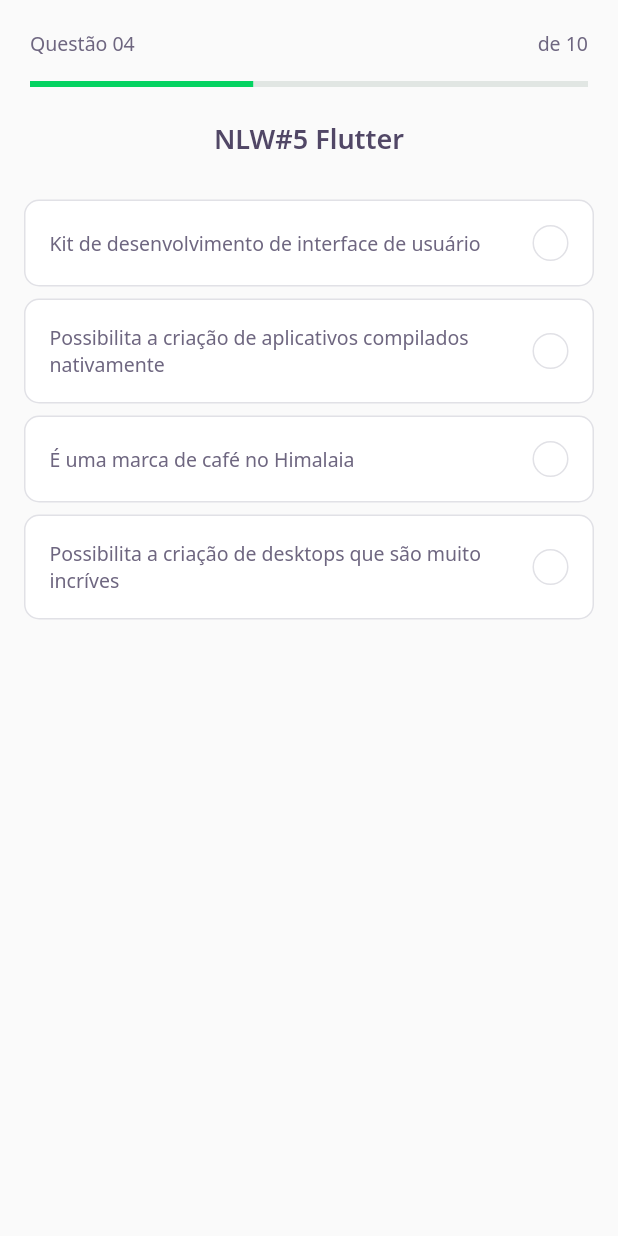
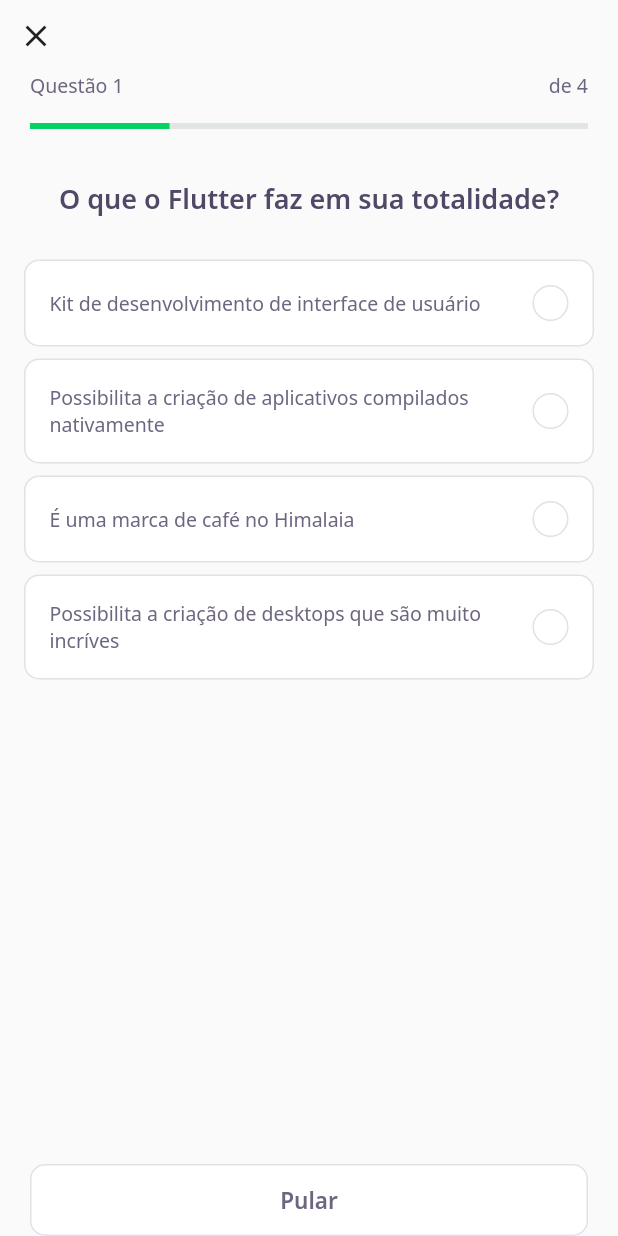
Before and after one commit to DanSilva41/dev_quiz, a Flutter app: the screen it shows after launch, after a tap on "NLW#5 Flutter", on a phone screen of 412 x 824 dp. Run offline on Flutter 3.47's test engine with Material 2 defaults, Android fonts, the phone set to English and light mode, and no system bars; our stand-ins replace google_fonts.

Commit message:
Finalização

```diff
--- /dev/null
+++ b/lib/challenge/challenge_controller.dart
@@ -0,0 +1,7 @@
+import 'package:flutter/material.dart';
+
+class ChallengeController {
+  final currentQuestionNotifier = ValueNotifier<int>(1);
+  int get currentQuestion => this.currentQuestionNotifier.value;
+  set currentQuestion(int value) => currentQuestionNotifier.value = value;
+}
--- a/lib/challenge/challenge_page.dart
+++ b/lib/challenge/challenge_page.dart
@@ -1,30 +1,99 @@
+import 'package:dev_quiz/challenge/challenge_controller.dart';
+import 'package:dev_quiz/challenge/widgets/next_button/next_button_widget.dart';
 import 'package:dev_quiz/challenge/widgets/question_indicator/question_indicator_widget.dart';
 import 'package:dev_quiz/challenge/widgets/quiz/quiz_widget.dart';
-import 'package:dev_quiz/shared/models/question_mode.dart';
+import 'package:dev_quiz/shared/models/quiz_model.dart';
 import 'package:flutter/material.dart';
 
 class ChallengePage extends StatefulWidget {
-  final String title;
-  final List<QuestionModel> questions;
-  ChallengePage({Key? key, required this.title, required this.questions})
-      : super(key: key);
+  final QuizModel quiz;
+  ChallengePage({Key? key, required this.quiz}) : super(key: key);
 
   @override
   _ChallengePageState createState() => _ChallengePageState();
 }
 
 class _ChallengePageState extends State<ChallengePage> {
+  final challengeControler = ChallengeController();
+  final pageController = PageController();
+
+  @override
+  void initState() {
+    this.challengeControler.currentQuestionNotifier.addListener(() {
+      setState(() {});
+    });
+    this.pageController.addListener(() {
+      this.challengeControler.currentQuestion =
+          this.pageController.page!.toInt() + 1;
+    });
+    super.initState();
+  }
+
   @override
   Widget build(BuildContext context) {
     return Scaffold(
       appBar: PreferredSize(
-        preferredSize: Size.fromHeight(80),
-        child: SafeArea(top: true, child: QuestionIndicatorWidget()),
+        preferredSize: Size.fromHeight(120),
+        child: SafeArea(
+            top: true,
+            child:
+                Column(crossAxisAlignment: CrossAxisAlignment.start, children: [
+              IconButton(
+                  tooltip: 'Voltar',
+                  icon: Icon(Icons.close),
+                  onPressed: () => Navigator.maybePop(context)),
+              ValueListenableBuilder<int>(
+                  valueListenable:
+                      this.challengeControler.currentQuestionNotifier,
+                  builder: (context, value, _) => QuestionIndicatorWidget(
+                        currentQuestion: value,
+                        totalQuestions: widget.quiz.questions.length,
+                      ))
+            ])),
       ),
-      body: QuizWidget(
-        title: widget.title,
-        answers: widget.questions[0].answers,
+      body: PageView(
+        controller: this.pageController,
+        children: this
+            .widget
+            .quiz
+            .questions
+            .map((e) => QuizWidget(question: e, onChange: this.nextPage))
+            .toList(),
+        physics: NeverScrollableScrollPhysics(),
+      ),
+      bottomNavigationBar: SafeArea(
+        child: Padding(
+          padding: const EdgeInsets.symmetric(horizontal: 20),
+          child: ValueListenableBuilder<int>(
+              valueListenable: this.challengeControler.currentQuestionNotifier,
+              builder: (context, value, _) => Row(
+                    mainAxisAlignment: MainAxisAlignment.spaceEvenly,
+                    children: [
+                      if (value < this.widget.quiz.questions.length)
+                        Expanded(
+                            child: NextButtonWidget.white(
+                                label: 'Pular', onTap: this.nextPage)),
+                      if (value == this.widget.quiz.questions.length)
+                        SizedBox(width: 7),
+                      if (value == this.widget.quiz.questions.length)
+                        Expanded(
+                            child: NextButtonWidget.green(
+                                label: 'Finalizar',
+                                onTap: () => Navigator.maybePop(context))),
+                    ],
+                  )),
+        ),
       ),
     );
   }
+
+  void nextPage() {
+    if (this.challengeControler.currentQuestion <
+        this.widget.quiz.questions.length)
+      this
+          .pageController
+          .nextPage(duration: Duration(milliseconds: 10), curve: Curves.linear);
+    else
+      Navigator.maybePop(context);
+  }
 }
--- a/lib/challenge/widgets/answer/answer_widget.dart
+++ b/lib/challenge/widgets/answer/answer_widget.dart
@@ -1,40 +1,44 @@
 import 'package:dev_quiz/core/core.dart';
+import 'package:dev_quiz/shared/models/answer_model.dart';
 import 'package:flutter/material.dart';
 
-class AnswerWidget extends StatefulWidget {
-  final String text;
-  final bool right;
+class AnswerWidget extends StatelessWidget {
+  final AnswerModel answer;
+  final bool selected;
+  final bool disabled;
+  final VoidCallback onTap;
 
-  AnswerWidget({Key? key, required this.text, this.right = false})
+  const AnswerWidget(
+      {Key? key,
+      required this.answer,
+      required this.selected,
+      this.disabled = false,
+      required this.onTap})
       : super(key: key);
-
-  @override
-  _AnswerWidgetState createState() => _AnswerWidgetState();
-}
-
-class _AnswerWidgetState extends State<AnswerWidget> {
-  late bool selected = false;
 
   @override
   Widget build(BuildContext context) {
     return Padding(
       padding: const EdgeInsets.symmetric(horizontal: 16, vertical: 4),
+      child: IgnorePointer(
+        ignoring: this.disabled,
         child: GestureDetector(
-        onTap: () => {this.selected = !this.selected, setState(() {})},
+          onTap: onTap,
           child: Container(
             padding: const EdgeInsets.all(16.0),
             decoration: BoxDecoration(
                 color: selected ? _selectedColorCardRight : AppColors.white,
                 borderRadius: BorderRadius.circular(10),
                 border: Border.fromBorderSide(BorderSide(
-                  color:
-                      selected ? _selectedBorderCardRight : AppColors.border))),
+                    color: selected
+                        ? _selectedBorderCardRight
+                        : AppColors.border))),
             child: Row(
               mainAxisAlignment: MainAxisAlignment.spaceBetween,
               children: [
                 Expanded(
                   child: Text(
-                  this.widget.text,
+                    this.answer.title,
                     style:
                         selected ? _selectedTextStyleRight : AppTextStyles.body,
                   ),
@@ -57,23 +61,26 @@ class _AnswerWidgetState extends State<AnswerWidget> {
             ),
           ),
         ),
+      ),
     );
   }
 
   Color get _selectedColorRight =>
-      widget.right ? AppColors.darkGreen : AppColors.darkRed;
+      this.answer.right ? AppColors.darkGreen : AppColors.darkRed;
 
   Color get _selectedBorderRight =>
-      widget.right ? AppColors.lightGreen : AppColors.lightRed;
+      this.answer.right ? AppColors.lightGreen : AppColors.lightRed;
 
   Color get _selectedColorCardRight =>
-      widget.right ? AppColors.lightGreen : AppColors.lightRed;
+      this.answer.right ? AppColors.lightGreen : AppColors.lightRed;
 
   Color get _selectedBorderCardRight =>
-      widget.right ? AppColors.green : AppColors.red;
+      this.answer.right ? AppColors.green : AppColors.red;
 
-  TextStyle get _selectedTextStyleRight =>
-      widget.right ? AppTextStyles.bodyDarkGreen : AppTextStyles.bodyDarkRed;
+  TextStyle get _selectedTextStyleRight => this.answer.right
+      ? AppTextStyles.bodyDarkGreen
+      : AppTextStyles.bodyDarkRed;
 
-  IconData get _selectedIconRight => widget.right ? Icons.check : Icons.close;
+  IconData get _selectedIconRight =>
+      this.answer.right ? Icons.check : Icons.close;
 }
--- /dev/null
+++ b/lib/challenge/widgets/next_button/next_button_widget.dart
@@ -0,0 +1,54 @@
+import 'package:dev_quiz/core/core.dart';
+import 'package:flutter/material.dart';
+import 'package:google_fonts/google_fonts.dart';
+
+class NextButtonWidget extends StatelessWidget {
+  final String label;
+  final Color backgroundColor;
+  final Color fontColor;
+  final Color borderColor;
+  final VoidCallback onTap;
+  const NextButtonWidget(
+      {required this.label,
+      required this.backgroundColor,
+      required this.fontColor,
+      required this.borderColor,
+      required this.onTap});
+
+  NextButtonWidget.green({required String label, required VoidCallback onTap})
+      : this.label = label,
+        this.backgroundColor = AppColors.darkGreen,
+        this.fontColor = AppColors.white,
+        this.borderColor = AppColors.green,
+        this.onTap = onTap;
+
+  NextButtonWidget.white({required String label, required VoidCallback onTap})
+      : this.label = label,
+        this.backgroundColor = AppColors.white,
+        this.fontColor = AppColors.grey,
+        this.borderColor = AppColors.border,
+        this.onTap = onTap;
+
+  @override
+  Widget build(BuildContext context) {
+    return Container(
+        height: 48,
+        child: TextButton(
+            onPressed: this.onTap,
+            style: ButtonStyle(
+                backgroundColor:
+                    MaterialStateProperty.all(this.backgroundColor),
+                shape: MaterialStateProperty.all(RoundedRectangleBorder(
+                    borderRadius: BorderRadius.circular(10))),
+                side: MaterialStateProperty.all(
+                    BorderSide(color: this.borderColor))),
+            child: Text(
+              this.label,
+              style: GoogleFonts.notoSans(
+                fontSize: 15,
+                color: this.fontColor,
+                fontWeight: FontWeight.w600,
+              ),
+            )));
+  }
+}
--- a/lib/challenge/widgets/question_indicator/question_indicator_widget.dart
+++ b/lib/challenge/widgets/question_indicator/question_indicator_widget.dart
@@ -3,24 +3,27 @@ import 'package:dev_quiz/shared/widgets/progress_indicator/progress_indicator_wi
 import 'package:flutter/material.dart';
 
 class QuestionIndicatorWidget extends StatelessWidget {
-  const QuestionIndicatorWidget({Key? key}) : super(key: key);
+  final int currentQuestion;
+  final int totalQuestions;
+  const QuestionIndicatorWidget(
+      {Key? key, required this.currentQuestion, required this.totalQuestions})
+      : super(key: key);
 
   @override
   Widget build(BuildContext context) {
     return Container(
       padding: const EdgeInsets.symmetric(horizontal: 20),
       child: Column(children: [
-        SizedBox(height: 20),
         Row(
           mainAxisAlignment: MainAxisAlignment.spaceBetween,
           children: [
-            Text("Questão 04", style: AppTextStyles.body),
-            Text("de 10", style: AppTextStyles.body)
+            Text("Questão ${this.currentQuestion}", style: AppTextStyles.body),
+            Text("de ${this.totalQuestions}", style: AppTextStyles.body)
           ],
         ),
         SizedBox(height: 16),
         ProgressIndicatorWidget(
-          value: .4,
+          value: this.currentQuestion / this.totalQuestions,
         )
       ]),
     );
--- a/lib/challenge/widgets/quiz/quiz_widget.dart
+++ b/lib/challenge/widgets/quiz/quiz_widget.dart
@@ -1,31 +1,46 @@
 import 'package:dev_quiz/challenge/widgets/answer/answer_widget.dart';
 import 'package:dev_quiz/core/app_text_styles.dart';
 import 'package:dev_quiz/shared/models/answer_model.dart';
+import 'package:dev_quiz/shared/models/question_mode.dart';
 import 'package:flutter/material.dart';
 
-class QuizWidget extends StatelessWidget {
-  final String title;
-  final List<AnswerModel> answers;
+class QuizWidget extends StatefulWidget {
+  final QuestionModel question;
+  final VoidCallback onChange;
 
-  const QuizWidget({Key? key, required this.title, required this.answers})
+  const QuizWidget({Key? key, required this.question, required this.onChange})
       : super(key: key);
+
+  @override
+  _QuizWidgetState createState() => _QuizWidgetState();
+}
+
+class _QuizWidgetState extends State<QuizWidget> {
+  int indexQuestionSelected = -1;
+
+  AnswerModel answer(int index) => this.widget.question.answers[index];
 
   @override
   Widget build(BuildContext context) {
     return Container(
       child: Column(
         children: [
-          Text(this.title, style: AppTextStyles.heading),
+          Text(this.widget.question.title, style: AppTextStyles.heading),
           SizedBox(height: 24),
           Expanded(
-              child: ListView(
-                  children: this
-                      .answers
-                      .map((a) => AnswerWidget(
-                            text: a.title,
-                            right: a.right,
-                          ))
-                      .toList())),
+              child: ListView(children: [
+            for (var i = 0; i < this.widget.question.answers.length; i++)
+              AnswerWidget(
+                  answer: answer(i),
+                  selected: this.indexQuestionSelected == i,
+                  disabled: this.indexQuestionSelected != -1,
+                  onTap: () {
+                    indexQuestionSelected = i;
+                    setState(() {});
+                    Future.delayed(Duration(seconds: 1))
+                        .then((value) => this.widget.onChange());
+                  })
+          ]))
         ],
       ),
     );
--- a/lib/home/home_page.dart
+++ b/lib/home/home_page.dart
@@ -58,11 +58,7 @@ class _HomePageState extends State<HomePage> {
                       children: this
                           .controller
                           .quizzes!
-                          .map((quiz) => QuizCardWidget(
-                              title: quiz.title,
-                              image: quiz.image,
-                              questionsAnswered: quiz.questionsAnswered,
-                              questions: quiz.questions))
+                          .map((quiz) => QuizCardWidget(quiz: quiz))
                           .toList(),
                     ),
                   )
--- a/lib/home/widgets/quiz_card/quiz_card_widget.dart
+++ b/lib/home/widgets/quiz_card/quiz_card_widget.dart
@@ -1,35 +1,22 @@
 import 'package:dev_quiz/challenge/challenge_page.dart';
 import 'package:dev_quiz/core/core.dart';
 import 'package:dev_quiz/shared/models/question_mode.dart';
+import 'package:dev_quiz/shared/models/quiz_model.dart';
 import 'package:dev_quiz/shared/widgets/progress_indicator/progress_indicator_widget.dart';
 import 'package:flutter/material.dart';
 
 class QuizCardWidget extends StatelessWidget {
-  final String title;
-  final String image;
-  final int questionsAnswered;
-  final List<QuestionModel> questions;
+  final QuizModel quiz;
 
-  const QuizCardWidget(
-      {Key? key,
-      required this.title,
-      required this.image,
-      required this.questionsAnswered,
-      required this.questions})
-      : super(key: key);
+  const QuizCardWidget({Key? key, required this.quiz}) : super(key: key);
 
   @override
   Widget build(BuildContext context) {
     return GestureDetector(
       onTap: () => Navigator.push(
-        context,
-        MaterialPageRoute(builder: (context) {
-          return ChallengePage(
-            title: this.title,
-            questions: this.questions,
-          );
-        }),
-      ),
+          context,
+          MaterialPageRoute(
+              builder: (context) => ChallengePage(quiz: this.quiz))),
       child: Container(
         padding: const EdgeInsets.all(16),
         decoration: BoxDecoration(
@@ -40,13 +27,14 @@ class QuizCardWidget extends StatelessWidget {
           Container(
               height: 40, width: 40, child: Image.asset(AppImages.blocks)),
           SizedBox(height: 24),
-          Text(this.title, style: AppTextStyles.heading15),
+          Text(this.quiz.title, style: AppTextStyles.heading15),
           SizedBox(height: 24),
           Row(
             children: [
               Expanded(
                   flex: 1,
-                  child: Text("$questionsAnswered de ${this.questions.length}",
+                  child: Text(
+                      "${this.quiz.questionsAnswered} de ${this.quiz.questions.length}",
                       style: AppTextStyles.body11)),
               Expanded(
                 flex: 2,
```
Also changed, not shown: assets/database/quizzes.json (+250 -0 lines). Lines whose indentation alone changed are shown as unchanged.
